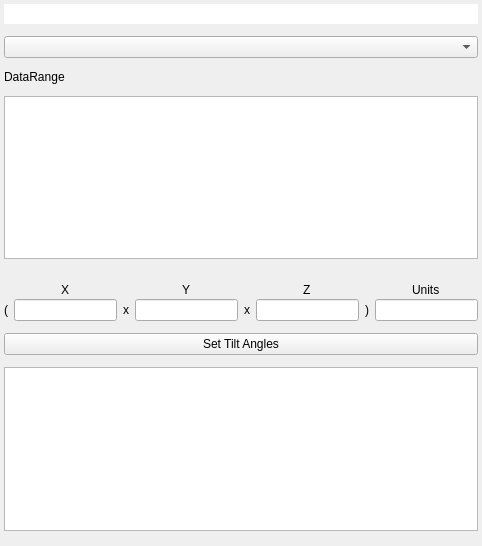
This is tomviz/DataPropertiesPanel.ui in OpenChemistry/tomviz as Qt 5 draws it before an edit. The edited form follows.
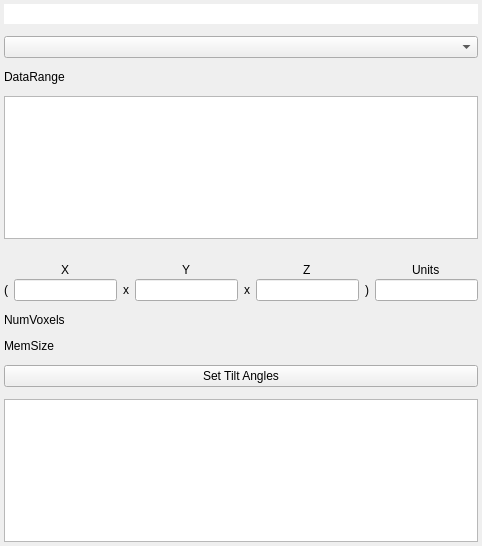
This is the edited form.

Commit message:
Add voxels and size to data properties panel
The voxels are obtained via vtkPVDataInformation::GetNumberOfPoints()
The size is obtained via vtkPVDataInformation::GetMemorySize()

```diff
--- a/tomviz/DataPropertiesPanel.ui
+++ b/tomviz/DataPropertiesPanel.ui
@@ -48,8 +48,7 @@
     </widget>
    </item>
    <item>
-    <widget class="QTableView" name="ScalarsTable">
-    </widget>
+    <widget class="QTableView" name="ScalarsTable"/>
    </item>
    <item>
     <widget class="QWidget" name="PropertiesButtons" native="true">
@@ -160,6 +159,20 @@
      </layout>
     </widget>
    </item>
+   <item>
+    <widget class="QLabel" name="NumVoxels">
+     <property name="text">
+      <string>NumVoxels</string>
+     </property>
+    </widget>
+   </item>
+   <item>
+    <widget class="QLabel" name="MemSize">
+     <property name="text">
+      <string>MemSize</string>
+     </property>
+    </widget>
+   </item>
    <item>
     <widget class="QPushButton" name="SetTiltAnglesButton">
      <property name="text">
@@ -192,13 +205,6 @@
    </item>
   </layout>
  </widget>
- <customwidgets>
-  <customwidget>
-   <class>pqTreeWidget</class>
-   <extends>QTreeWidget</extends>
-   <header>pqTreeWidget.h</header>
-  </customwidget>
- </customwidgets>
  <tabstops>
   <tabstop>FileName</tabstop>
   <tabstop>xLengthBox</tabstop>
```
Left out of the diff: 36 changed lines with no effect on the pictures. The commit also changes 1 other file.
